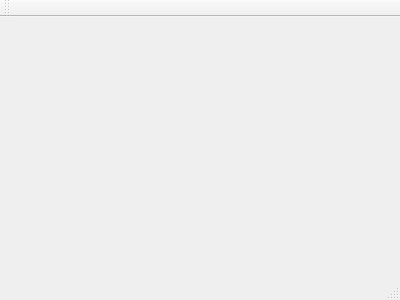
Above: virtualdisplay-qt/mainwindow.ui from mikatammi/tee-tui-virtual-display before the change. Below: the same form after it.
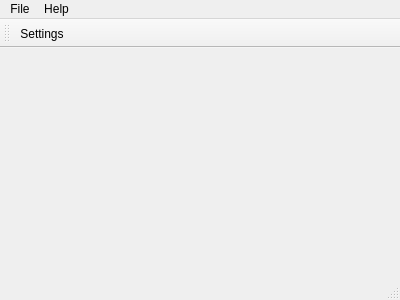
That is the form after the change.

Commit message: Settings dialog can be now opened

The edit to the form file:
```diff
--- a/virtualdisplay-qt/mainwindow.ui
+++ b/virtualdisplay-qt/mainwindow.ui
@@ -12,13 +12,63 @@
   <property name="windowTitle" >
    <string>MainWindow</string>
   </property>
-  <widget class="QMenuBar" name="menuBar" />
-  <widget class="QToolBar" name="mainToolBar" />
-  <widget class="QWidget" name="centralWidget" />
-  <widget class="QStatusBar" name="statusBar" />
+  <widget class="QWidget" name="centralWidget"/>
+  <widget class="QMenuBar" name="menuBar">
+   <property name="geometry">
+    <rect>
+     <x>0</x>
+     <y>0</y>
+     <width>400</width>
+     <height>27</height>
+    </rect>
+   </property>
+   <widget class="QMenu" name="menuFile">
+    <property name="title">
+     <string>File</string>
+    </property>
+    <addaction name="actionSettings"/>
+    <addaction name="separator"/>
+    <addaction name="actionQuit"/>
+   </widget>
+   <widget class="QMenu" name="menuHelp">
+    <property name="title">
+     <string>Help</string>
+    </property>
+    <addaction name="actionAbout"/>
+   </widget>
+   <addaction name="menuFile"/>
+   <addaction name="menuHelp"/>
+  </widget>
+  <widget class="QToolBar" name="mainToolBar">
+   <attribute name="toolBarArea">
+    <enum>TopToolBarArea</enum>
+   </attribute>
+   <attribute name="toolBarBreak">
+    <bool>false</bool>
+   </attribute>
+   <addaction name="actionSettings"/>
+  </widget>
+  <widget class="QStatusBar" name="statusBar"/>
+  <action name="actionAbout">
+   <property name="text">
+    <string>About</string>
+   </property>
+  </action>
+  <action name="actionQuit">
+   <property name="text">
+    <string>Quit</string>
+   </property>
+   <property name="shortcut">
+    <string>Ctrl+Q</string>
+   </property>
+  </action>
+  <action name="actionSettings">
+   <property name="text">
+    <string>Settings</string>
+   </property>
+  </action>
  </widget>
- <layoutDefault spacing="6" margin="11" />
- <pixmapfunction></pixmapfunction>
+ <layoutdefault spacing="6" margin="11"/>
  <resources/>
  <connections/>
 </ui>
```
Left out of the diff: 7 changed lines with no effect on the pictures. The commit also changes 2 other files.
